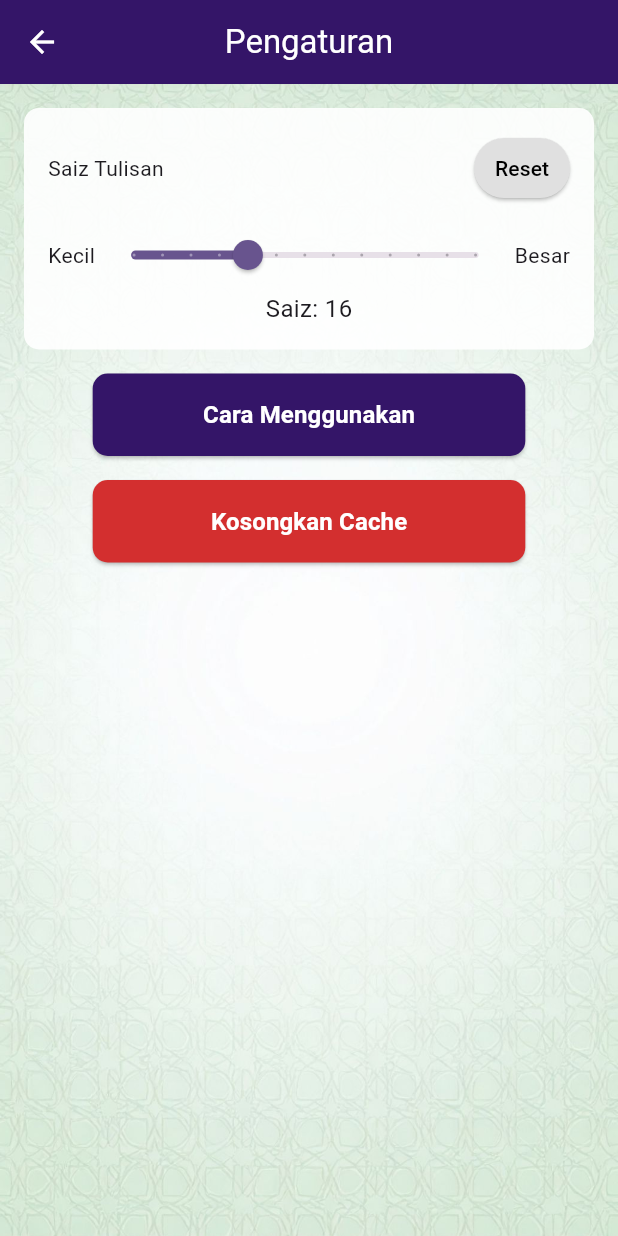
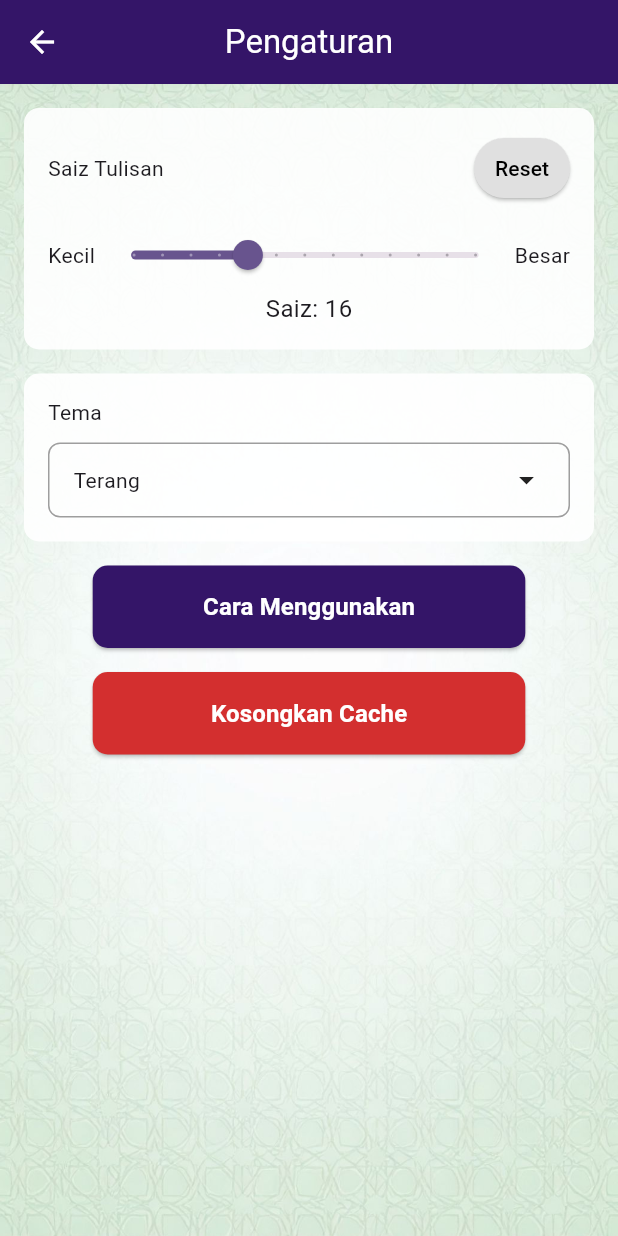
Before and after one commit to C24-S60348/celiktafsirv4, a Flutter app: the SettingsPage screen opened by its route, on a phone screen of 412 x 824 dp. Run offline on Flutter 3.47's test engine with Material 3 defaults, Android fonts, the light colour scheme and no system bars; our stand-ins replace flutter_html, shared_preferences; accounts and stored records are empty.

Commit message:
Implement Light/Dark Mode

```diff
--- a/lib/main.dart
+++ b/lib/main.dart
@@ -10,22 +10,58 @@ import 'views/websitepage.dart';
 import 'views/settings.dart';
 import 'views/surah_pages.dart';
 import 'utils/uihelper.dart';
+import 'utils/theme_helper.dart';
 
 void main() {
   runApp(const MyApp());
 }
 
-class MyApp extends StatelessWidget {
+class MyApp extends StatefulWidget {
   const MyApp({super.key});
 
-  // This widget is the root of your application.
+  @override
+  State<MyApp> createState() => _MyAppState();
+}
+
+class _MyAppState extends State<MyApp> {
+  String _currentTheme = 'Light';
+  bool _isLoading = true;
+
+  @override
+  void initState() {
+    super.initState();
+    _loadTheme();
+  }
+
+  Future<void> _loadTheme() async {
+    final theme = await ThemeHelper.getThemeName();
+    if (mounted) {
+      setState(() {
+        _currentTheme = theme;
+        _isLoading = false;
+      });
+    }
+  }
+
+  void _updateTheme(String newTheme) {
+    setState(() {
+      _currentTheme = newTheme;
+    });
+  }
+
   @override
   Widget build(BuildContext context) {
+    if (_isLoading) {
+      return MaterialApp(
+        home: Scaffold(
+          body: Center(child: CircularProgressIndicator()),
+        ),
+      );
+    }
+
     return MaterialApp(
       title: 'Celik Tafsir',
-      theme: ThemeData(
-        colorScheme: ColorScheme.fromSeed(seedColor: Colors.deepPurple),
-      ),
+      theme: ThemeHelper.getThemeData(_currentTheme),
       onGenerateRoute: (settings) {
         Widget page;
 
@@ -55,7 +91,7 @@ class MyApp extends StatelessWidget {
             page = WebsitePage();
             break;
           case '/settings':
-            page = SettingsPage();
+            page = SettingsPage(onThemeChanged: _updateTheme);
             break;
           default:
             page = SplashScreen();
--- /dev/null
+++ b/lib/utils/theme_helper.dart
@@ -0,0 +1,83 @@
+import 'package:flutter/material.dart';
+import 'package:shared_preferences/shared_preferences.dart';
+
+class ThemeHelper {
+  static const String _themeKey = 'selected_theme';
+
+  // Get the current theme name from SharedPreferences
+  static Future<String> getThemeName() async {
+    final prefs = await SharedPreferences.getInstance();
+    return prefs.getString(_themeKey) ?? 'Terang';
+  }
+
+  // Get ThemeData based on theme name
+  static ThemeData getThemeData(String themeName) {
+    switch (themeName) {
+      case 'Gelap':
+        return _darkTheme();
+      case 'Terang':
+      default:
+        return _lightTheme();
+    }
+  }
+
+  // Light Theme
+  static ThemeData _lightTheme() {
+    return ThemeData(
+      brightness: Brightness.light,
+      colorScheme: ColorScheme.fromSeed(
+        seedColor: Colors.deepPurple,
+        brightness: Brightness.light,
+      ),
+      scaffoldBackgroundColor: Colors.white,
+      appBarTheme: AppBarTheme(
+        backgroundColor: const Color.fromARGB(255, 52, 21, 104),
+        foregroundColor: Colors.white,
+        elevation: 0,
+      ),
+      cardColor: Colors.white,
+      dialogBackgroundColor: Colors.white,
+    );
+  }
+
+  // Dark Theme
+  static ThemeData _darkTheme() {
+    return ThemeData(
+      brightness: Brightness.dark,
+      colorScheme: ColorScheme.fromSeed(
+        seedColor: Colors.deepPurple,
+        brightness: Brightness.dark,
+      ),
+      scaffoldBackgroundColor: const Color(0xFF121212),
+      appBarTheme: AppBarTheme(
+        backgroundColor: const Color(0xFF1E1E1E),
+        foregroundColor: Colors.white,
+        elevation: 0,
+      ),
+      cardColor: const Color(0xFF1E1E1E),
+      dialogBackgroundColor: const Color(0xFF1E1E1E),
+    );
+  }
+
+  // Get background color for content areas based on theme
+  static Color getContentBackgroundColor(String themeName) {
+    switch (themeName) {
+      case 'Gelap':
+        return const Color(0xFF1E1E1E).withOpacity(0.9);
+      case 'Terang':
+      default:
+        return Colors.white.withOpacity(0.9);
+    }
+  }
+
+  // Get text color for content areas based on theme
+  static Color getTextColor(String themeName) {
+    switch (themeName) {
+      case 'Gelap':
+        return Colors.white;
+      case 'Terang':
+      default:
+        return Colors.black;
+    }
+  }
+}
--- a/lib/views/settings.dart
+++ b/lib/views/settings.dart
@@ -1,8 +1,13 @@
 import 'package:flutter/material.dart';
 import 'package:shared_preferences/shared_preferences.dart';
 import '../services/download_service.dart';
+import '../utils/theme_helper.dart';
 
 class SettingsPage extends StatefulWidget {
+  final Function(String)? onThemeChanged;
+
+  SettingsPage({this.onThemeChanged});
+
   @override
   _SettingsPageState createState() => _SettingsPageState();
 }
@@ -10,7 +15,7 @@ class SettingsPage extends StatefulWidget {
 class _SettingsPageState extends State<SettingsPage> {
   String _selectedFont = 'Default';
   double _fontSize = 16.0;
-  String _selectedTheme = 'Light';
+  String _selectedTheme = 'Terang';
   bool _isInitialized = false;
 
   final List<String> _fontOptions = [
@@ -22,10 +27,8 @@ class _SettingsPageState extends State<SettingsPage> {
   ];
 
   final List<String> _themeOptions = [
-    'Light',
-    'Dark',
-    'Sepia',
-    'Green'
+    'Gelap',
+    'Terang'
   ];
 
   @override
@@ -39,7 +42,7 @@ class _SettingsPageState extends State<SettingsPage> {
     setState(() {
       _selectedFont = prefs.getString('selected_font') ?? 'Default';
       _fontSize = prefs.getDouble('font_size') ?? 16.0;
-      _selectedTheme = prefs.getString('selected_theme') ?? 'Light';
+      _selectedTheme = prefs.getString('selected_theme') ?? 'Terang';
       _isInitialized = true;
     });
   }
@@ -93,11 +96,17 @@ class _SettingsPageState extends State<SettingsPage> {
                   title: Text(theme),
                   value: theme,
                   groupValue: _selectedTheme,
-                  onChanged: (String? value) {
+                  onChanged: (String? value) async {
                     setState(() {
                       _selectedTheme = value!;
                     });
-                    _saveSettings();
+                    await _saveSettings();
+                    // Notify parent widget about theme change
+                    if (widget.onThemeChanged != null) {
+                      widget.onThemeChanged!(value!);
+                    }
+                    // Rebuild this page to show theme changes
+                    setState(() {});
                     Navigator.of(context).pop();
                   },
                 );
@@ -323,12 +332,16 @@ class _SettingsPageState extends State<SettingsPage> {
                 // SizedBox(height: 16),
 
                 // Font Size
-                Container(
-                  padding: EdgeInsets.all(16.0),
-                  decoration: BoxDecoration(
-                    color: Colors.white.withOpacity(0.9),
-                    borderRadius: BorderRadius.circular(10),
-                  ),
+                FutureBuilder<String>(
+                  future: ThemeHelper.getThemeName(),
+                  builder: (context, snapshot) {
+                    final themeName = snapshot.data ?? 'Terang';
+                    return Container(
+                      padding: EdgeInsets.all(16.0),
+                      decoration: BoxDecoration(
+                        color: ThemeHelper.getContentBackgroundColor(themeName),
+                        borderRadius: BorderRadius.circular(10),
+                      ),
                   child: Column(
                     crossAxisAlignment: CrossAxisAlignment.start,
                     children: [
@@ -377,6 +390,8 @@ class _SettingsPageState extends State<SettingsPage> {
                       ),
                     ],
                   ),
+                    );
+                  },
                 ),
                 SizedBox(height: 16),
 
@@ -418,8 +433,45 @@ class _SettingsPageState extends State<SettingsPage> {
                 //       ),
                 //     ],
                 //   ),
-                // ),
-                // SizedBox(height: 16),
+                // Theme Selection
+                FutureBuilder<String>(
+                  future: ThemeHelper.getThemeName(),
+                  builder: (context, snapshot) {
+                    final themeName = snapshot.data ?? 'Terang';
+                    return Container(
+                      padding: EdgeInsets.all(16.0),
+                      decoration: BoxDecoration(
+                        color: ThemeHelper.getContentBackgroundColor(themeName),
+                        borderRadius: BorderRadius.circular(10),
+                      ),
+                  child: Column(
+                    crossAxisAlignment: CrossAxisAlignment.start,
+                    children: [
+                      Text('Tema'),
+                      SizedBox(height: 10),
+                      InkWell(
+                        onTap: _showThemeDialog,
+                        child: Container(
+                          padding: EdgeInsets.symmetric(vertical: 12, horizontal: 16),
+                          decoration: BoxDecoration(
+                            border: Border.all(color: Colors.grey),
+                            borderRadius: BorderRadius.circular(8),
+                          ),
+                          child: Row(
+                            mainAxisAlignment: MainAxisAlignment.spaceBetween,
+                            children: [
+                              Text(_selectedTheme),
+                              Icon(Icons.arrow_drop_down),
+                            ],
+                          ),
+                        ),
+                      ),
+                    ],
+                  ),
+                    );
+                  },
+                ),
+                SizedBox(height: 16),
 
                 // How to Use Button
                 Container(
```
